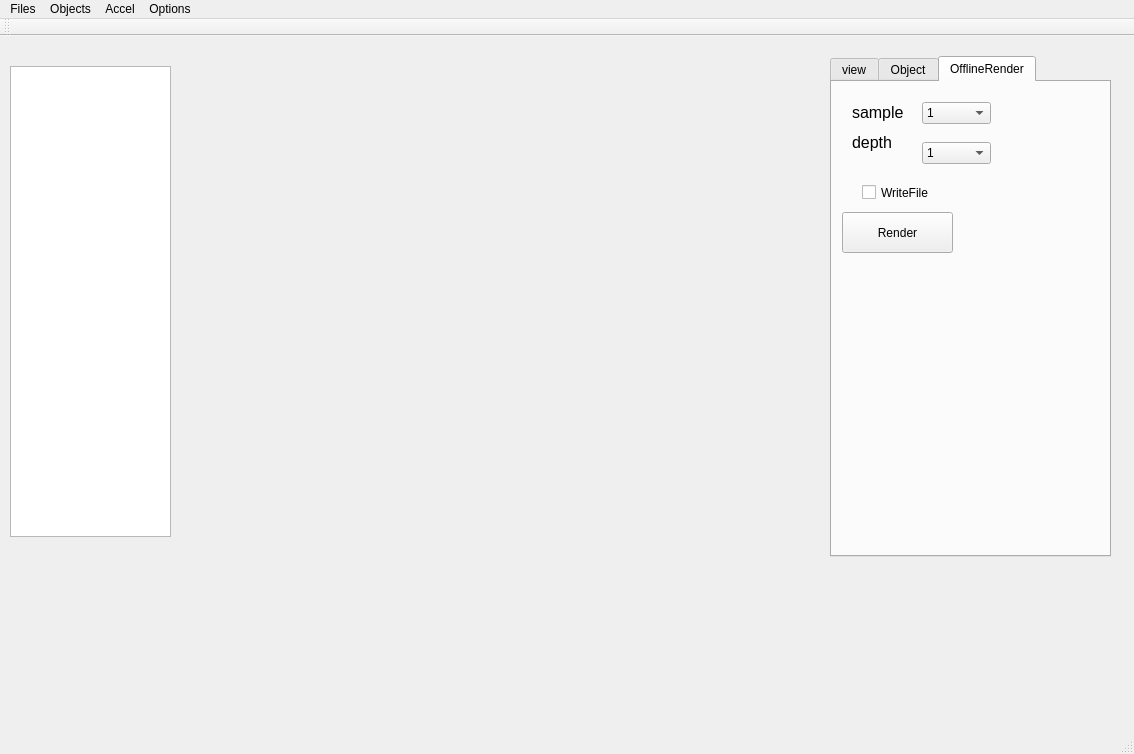
This is Tsukuyomi/Tsukuyomi/Tsukuyomi.ui in KevinStigma/Tsukuyomi as Qt 5 draws it before an edit. The edited form follows.
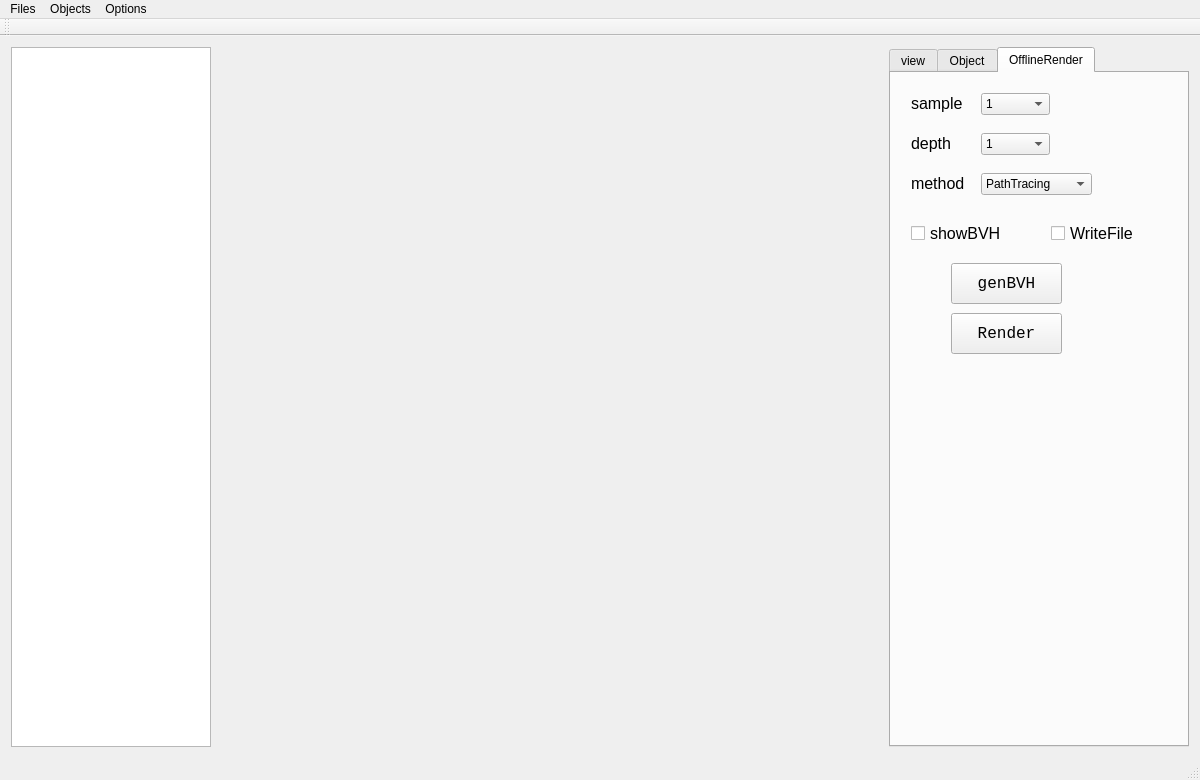
This is the edited form. The open tabs and pages were chosen to show the change. Icons and pictures are not drawn. Custom widgets are drawn as their Qt base class.

Diff of the .ui file:
```diff
--- a/Tsukuyomi/Tsukuyomi/Tsukuyomi.ui
+++ b/Tsukuyomi/Tsukuyomi/Tsukuyomi.ui
@@ -6,10 +6,22 @@
    <rect>
     <x>0</x>
     <y>0</y>
-    <width>1134</width>
-    <height>754</height>
+    <width>1200</width>
+    <height>780</height>
    </rect>
   </property>
+  <property name="sizePolicy">
+   <sizepolicy hsizetype="Maximum" vsizetype="Maximum">
+    <horstretch>0</horstretch>
+    <verstretch>0</verstretch>
+   </sizepolicy>
+  </property>
+  <property name="minimumSize">
+   <size>
+    <width>1200</width>
+    <height>780</height>
+   </size>
+  </property>
   <property name="windowTitle">
    <string>Tsukuyomi</string>
   </property>
@@ -18,37 +30,64 @@
     <normaloff>C:/Users/linyimap/.designer/backup/logo.png</normaloff>C:/Users/linyimap/.designer/backup/logo.png</iconset>
   </property>
   <widget class="QWidget" name="centralWidget">
-   <widget class="RenderWidget" name="render_widget" native="true">
-    <property name="geometry">
-     <rect>
-      <x>180</x>
-      <y>30</y>
-      <width>640</width>
-      <height>480</height>
-     </rect>
-    </property>
-   </widget>
+   <layout class="QHBoxLayout" name="horizontalLayout">
+    <item>
    <widget class="ObjectsListWidget" name="objectsListView">
-    <property name="geometry">
-     <rect>
-      <x>10</x>
-      <y>30</y>
-      <width>161</width>
-      <height>471</height>
-     </rect>
-    </property>
-   </widget>
+      <property name="sizePolicy">
+       <sizepolicy hsizetype="Maximum" vsizetype="Expanding">
+        <horstretch>0</horstretch>
+        <verstretch>0</verstretch>
+       </sizepolicy>
+      </property>
+      <property name="minimumSize">
+       <size>
+        <width>160</width>
+        <height>0</height>
+       </size>
+      </property>
+      <property name="maximumSize">
+       <size>
+        <width>200</width>
+        <height>16777215</height>
+       </size>
+      </property>
+     </widget>
+    </item>
+    <item>
+     <widget class="RenderWidget" name="render_widget" native="true">
+      <property name="sizePolicy">
+       <sizepolicy hsizetype="Preferred" vsizetype="Preferred">
+        <horstretch>0</horstretch>
+        <verstretch>0</verstretch>
+       </sizepolicy>
+      </property>
+     </widget>
+    </item>
+    <item>
    <widget class="QTabWidget" name="tabWidget">
-    <property name="geometry">
-     <rect>
-      <x>830</x>
-      <y>20</y>
-      <width>281</width>
-      <height>501</height>
-     </rect>
+      <property name="sizePolicy">
+       <sizepolicy hsizetype="Maximum" vsizetype="Expanding">
+        <horstretch>0</horstretch>
+        <verstretch>0</verstretch>
+       </sizepolicy>
+      </property>
+      <property name="minimumSize">
+       <size>
+        <width>250</width>
+        <height>0</height>
+       </size>
+      </property>
+      <property name="maximumSize">
+       <size>
+        <width>300</width>
+        <height>16777215</height>
+       </size>
     </property>
     <property name="currentIndex">
-     <number>0</number>
+       <number>2</number>
+      </property>
+      <property name="movable">
+       <bool>false</bool>
     </property>
     <widget class="QWidget" name="tab_3">
      <attribute name="title">
@@ -422,12 +461,17 @@
      <widget class="QCheckBox" name="writeFilecheckBox">
       <property name="geometry">
        <rect>
-        <x>30</x>
-        <y>100</y>
-        <width>91</width>
+          <x>160</x>
+          <y>150</y>
+          <width>101</width>
         <height>21</height>
        </rect>
       </property>
+        <property name="font">
+         <font>
+          <pointsize>12</pointsize>
+         </font>
+        </property>
       <property name="text">
        <string>WriteFile</string>
       </property>
@@ -435,12 +479,18 @@
      <widget class="QPushButton" name="renderButton">
       <property name="geometry">
        <rect>
-        <x>10</x>
-        <y>130</y>
+          <x>60</x>
+          <y>240</y>
         <width>111</width>
         <height>41</height>
        </rect>
       </property>
+        <property name="font">
+         <font>
+          <family>Consolas</family>
+          <pointsize>12</pointsize>
+         </font>
+        </property>
       <property name="text">
        <string>Render</string>
       </property>
@@ -515,7 +565,7 @@
       <property name="geometry">
        <rect>
         <x>20</x>
-        <y>50</y>
+          <y>60</y>
         <width>54</width>
         <height>21</height>
        </rect>
@@ -529,15 +579,100 @@
        <string>depth</string>
       </property>
      </widget>
-    </widget>
-   </widget>
+       <widget class="QPushButton" name="genBVHButton">
+        <property name="geometry">
+         <rect>
+          <x>60</x>
+          <y>190</y>
+          <width>111</width>
+          <height>41</height>
+         </rect>
+        </property>
+        <property name="font">
+         <font>
+          <family>Consolas</family>
+          <pointsize>12</pointsize>
+         </font>
+        </property>
+        <property name="text">
+         <string>genBVH</string>
+        </property>
+       </widget>
+       <widget class="QCheckBox" name="showBVHcheckBox">
+        <property name="geometry">
+         <rect>
+          <x>20</x>
+          <y>150</y>
+          <width>91</width>
+          <height>21</height>
+         </rect>
+        </property>
+        <property name="font">
+         <font>
+          <pointsize>12</pointsize>
+         </font>
+        </property>
+        <property name="text">
+         <string>showBVH</string>
+        </property>
+       </widget>
+       <widget class="QComboBox" name="renderMethodcomboBox">
+        <property name="geometry">
+         <rect>
+          <x>90</x>
+          <y>100</y>
+          <width>111</width>
+          <height>22</height>
+         </rect>
+        </property>
+        <property name="currentIndex">
+         <number>2</number>
+        </property>
+        <item>
+         <property name="text">
+          <string>Normal</string>
+         </property>
+        </item>
+        <item>
+         <property name="text">
+          <string>Whitted</string>
+         </property>
+        </item>
+        <item>
+         <property name="text">
+          <string>PathTracing</string>
+         </property>
+        </item>
+       </widget>
+       <widget class="QLabel" name="label_7">
+        <property name="geometry">
+         <rect>
+          <x>20</x>
+          <y>100</y>
+          <width>54</width>
+          <height>21</height>
+         </rect>
+        </property>
+        <property name="font">
+         <font>
+          <pointsize>12</pointsize>
+         </font>
+        </property>
+        <property name="text">
+         <string>method</string>
+        </property>
+       </widget>
+      </widget>
+     </widget>
+    </item>
+   </layout>
   </widget>
   <widget class="QMenuBar" name="menuBar">
    <property name="geometry">
     <rect>
      <x>0</x>
      <y>0</y>
-     <width>1134</width>
+     <width>1200</width>
      <height>23</height>
     </rect>
    </property>
@@ -570,32 +705,9 @@
     <property name="title">
      <string>Options</string>
     </property>
-    <widget class="QMenu" name="menuOfflineRender">
-     <property name="title">
-      <string>OfflineRender</string>
-     </property>
-     <widget class="QMenu" name="menuType">
-      <property name="title">
-       <string>Type</string>
-      </property>
-      <addaction name="actionNormalDebug"/>
-      <addaction name="actionWhitted"/>
-      <addaction name="actionPathTracing"/>
-     </widget>
-     <addaction name="menuType"/>
-    </widget>
-    <addaction name="menuOfflineRender"/>
-   </widget>
-   <widget class="QMenu" name="menuAccel">
-    <property name="title">
-     <string>Accel</string>
-    </property>
-    <addaction name="actiongenBVH"/>
-    <addaction name="actionshowBVH"/>
    </widget>
    <addaction name="menu"/>
    <addaction name="menuObjects"/>
-   <addaction name="menuAccel"/>
    <addaction name="menuRenderOption"/>
   </widget>
   <widget class="QToolBar" name="mainToolBar">
```
Left out of the diff: 2 changed lines with no effect on the pictures. Lines whose indentation alone changed are shown as unchanged.
